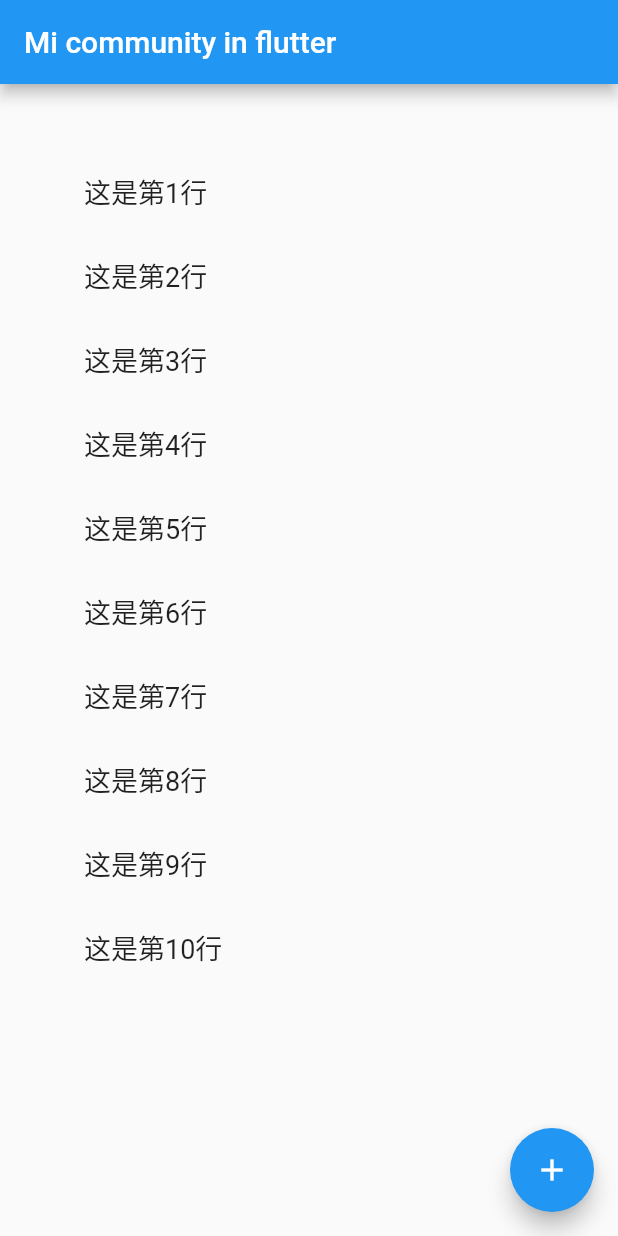
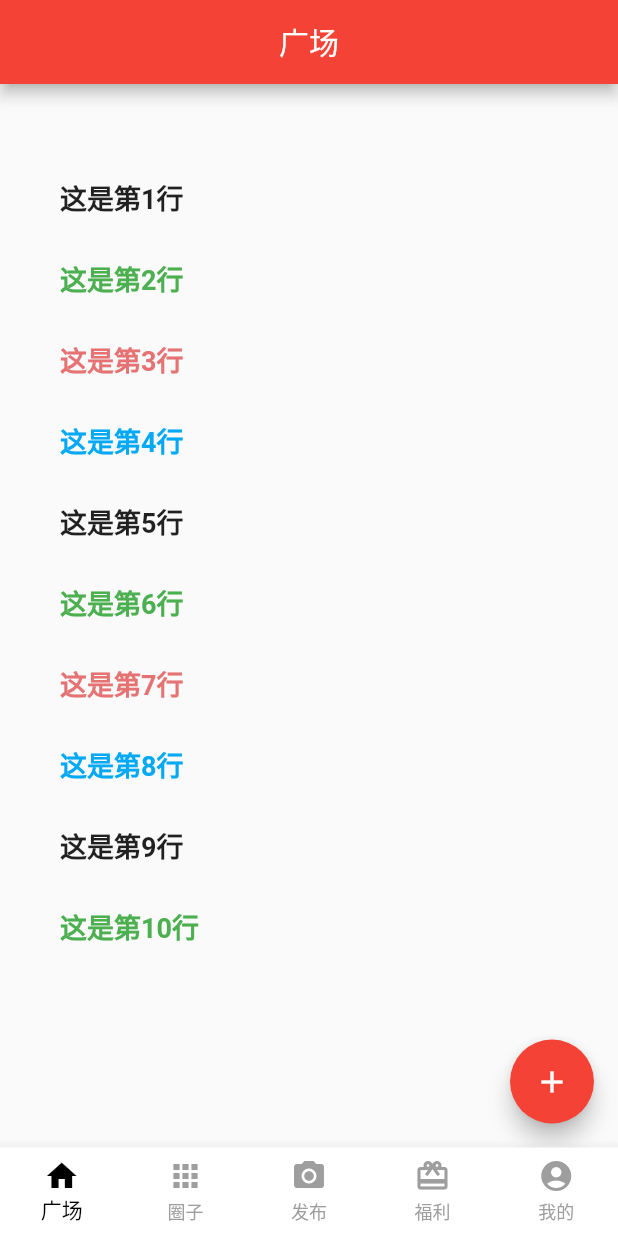
Before and after one commit to AlbertArion/mico_flutter, a Flutter app: the screen it shows after launch, on a phone screen of 412 x 824 dp. Run offline on Flutter 3.47's test engine with Material 2 defaults, Android fonts, the phone set to English and light mode, and no system bars.

Commit message:
[Feature] Support bottom navigation bar & hero anim.
N/A

Signed-off-by: Albert <gaohaoran@xiaomi.com>

```diff
--- a/lib/my_home.dart
+++ b/lib/content/ListContent.dart
@@ -1,12 +1,12 @@
-import 'dart:math';
+import 'package:flutter/cupertino.dart';
+import 'package:flutter/material.dart';
+import 'package:mico_flutter/detail/DetailPage.dart';
 
-import 'package:flutter/material.dart';
-
-class MyHomePage extends StatefulWidget {
+class ListContent extends StatefulWidget {
   final String title;
   final List<String> listData;
 
-  MyHomePage({Key key, this.title, this.listData}) : super(key: key);
+  ListContent({Key key, this.title, this.listData}) : super(key: key);
 
   // This widget is the home page of your application. It is stateful, meaning
   // that it has a State object (defined below) that contains fields that affect
@@ -18,10 +18,10 @@ class MyHomePage extends StatefulWidget {
   // always marked "final".
 
   @override
-  _MyHomePageState createState() => _MyHomePageState(listData);
+  _ListPageState createState() => _ListPageState(listData);
 }
 
-class _MyHomePageState extends State<MyHomePage> {
+class _ListPageState extends State<ListContent> {
   final textColor = [
     Colors.black87,
     Colors.green,
@@ -33,7 +33,7 @@ class _MyHomePageState extends State<MyHomePage> {
 
   var showDialog = false;
 
-  _MyHomePageState(this.listData);
+  _ListPageState(this.listData);
 
   void addLineAtLast() {
     setState(() {
@@ -73,29 +73,37 @@ class _MyHomePageState extends State<MyHomePage> {
     // fast, so that you can just rebuild anything that needs updating rather
     // than having to individually change instances of widgets.
     return Scaffold(
-      appBar: AppBar(
-        // Here we take the value from the MyHomePage object that was created by
-        // the App.build method, and use it to set our appbar title.
-        title: Text(widget.title),
-      ),
-
       body: Stack(children: <Widget>[
         ListView.builder(
             itemBuilder: (context, index) {
-              return ListTile(
-                  title: Text(
-                    listData[index],
-                    style: new TextStyle(
-                        height: 2.2,
-                        wordSpacing: 10,
-                        fontSize: 18,
-                        color: textColor[Random.secure().nextInt(4)]),
-                  ),
-                  onLongPress: () {
-                    showDialog = true;
-                    selectedLineIndex = index;
-                    setState(() {});
-                  });
+              final listItem = listData[index];
+              final color = textColor[index % 4];
+              final heroTag = '飞过去$index';
+              return new GestureDetector(
+                onTap: () {
+                  Navigator.push(
+                      context,
+                      new MaterialPageRoute(
+                          builder: (context) =>
+                              new DetailPage('详情页', listItem, heroTag, color)));
+                },
+                onLongPress: () {
+                  showDialog = true;
+                  selectedLineIndex = index;
+                  setState(() {});
+                },
+                child: Hero(
+                    tag: heroTag,
+                    child: Text(
+                      listItem,
+                      style: new TextStyle(
+                          height: 3,
+                          wordSpacing: 10,
+                          fontSize: 18,
+                          fontWeight: FontWeight.bold,
+                          color: color),
+                    )),
+              );
             },
             padding: const EdgeInsets.all(40),
             itemCount: getSize()),
@@ -120,7 +128,6 @@ class _MyHomePageState extends State<MyHomePage> {
 
       floatingActionButton: FloatingActionButton(
         onPressed: addLineAtLast,
-        tooltip: '增加一行',
         child: Icon(Icons.add),
       ), // This trailing comma makes auto-formatting nicer for build methods.
     );
--- /dev/null
+++ b/lib/home/HomePage.dart
@@ -0,0 +1,98 @@
+import 'package:flutter/cupertino.dart';
+import 'package:flutter/material.dart';
+import 'package:mico_flutter/content/ListContent.dart';
+
+class MyHomePage extends StatefulWidget {
+  // This widget is the home page of your application. It is stateful, meaning
+  // that it has a State object (defined below) that contains fields that affect
+  // how it looks.
+
+  // This class is the configuration for the state. It holds the values (in this
+  // case the title) provided by the parent (in this case the App widget) and
+  // used by the build method of the State. Fields in a Widget subclass are
+  // always marked "final".
+
+  @override
+  _MyHomePageState createState() => _MyHomePageState(0);
+}
+
+class _MyHomePageState extends State<MyHomePage> {
+  int currentPage;
+
+  _MyHomePageState(this.currentPage);
+
+  Widget _getCurrentContent() {
+    return ListContent(
+      title: getTitleByIndex(currentPage),
+      listData: List<String>.generate(10, (i) => "这是第${i + 1}行"),
+    );
+  }
+
+  String getTitleByIndex(index) {
+    String result;
+    switch (index) {
+      case 0:
+        result = "广场";
+        break;
+      case 1:
+        result = "圈子";
+        break;
+      case 2:
+        result = "发布";
+        break;
+      case 3:
+        result = "福利";
+        break;
+      case 4:
+        result = "我的";
+        break;
+    }
+    return result;
+  }
+
+  String _getCurrentTitle() {
+    return getTitleByIndex(currentPage);
+  }
+
+  @override
+  Widget build(BuildContext context) {
+    // This method is rerun every time setState is called, for instance as done
+    // by the _incrementCounter method above.
+    //
+    // The Flutter framework has been optimized to make rerunning build methods
+    // fast, so that you can just rebuild anything that needs updating rather
+    // than having to individually change instances of widgets.
+    return Scaffold(
+      appBar: AppBar(
+        // Here we take the value from the MyHomePage object that was created by
+        // the App.build method, and use it to set our appbar title.
+        title: Text(_getCurrentTitle()),
+        centerTitle: true,
+      ),
+      bottomNavigationBar: BottomNavigationBar(
+        type: BottomNavigationBarType.fixed,
+        unselectedItemColor: Colors.grey,
+        selectedItemColor: Colors.black,
+        backgroundColor: Colors.white,
+        items: [
+          BottomNavigationBarItem(
+              icon: Icon(Icons.home), title: const Text('广场')),
+          BottomNavigationBarItem(icon: Icon(Icons.apps), title: Text('圈子')),
+          BottomNavigationBarItem(
+              icon: Icon(Icons.local_see), title: Text('发布')),
+          BottomNavigationBarItem(
+              icon: Icon(Icons.card_giftcard), title: Text('福利')),
+          BottomNavigationBarItem(
+              icon: Icon(Icons.account_circle), title: Text('我的'))
+        ],
+        currentIndex: currentPage,
+        onTap: (index) {
+          setState(() {
+            currentPage = index;
+          });
+        },
+      ),
+      body: _getCurrentContent(),
+    );
+  }
+}
--- /dev/null
+++ b/lib/home/Main.dart
@@ -0,0 +1,26 @@
+import 'package:flutter/material.dart';
+import 'package:mico_flutter/home/HomePage.dart';
+
+void main() => runApp(MyApp());
+
+class MyApp extends StatelessWidget {
+  // This widget is the root of your application.
+  @override
+  Widget build(BuildContext context) {
+    return MaterialApp(
+        title: 'MICO',
+        theme: ThemeData(
+          // This is the theme of your application.
+          //
+          // Try running your application with "flutter run". You'll see the
+          // application has a blue toolbar. Then, without quitting the app, try
+          // changing the primarySwatch below to Colors.green and then invoke
+          // "hot reload" (press "r" in the console where you ran "flutter run",
+          // or simply save your changes to "hot reload" in a Flutter IDE).
+          // Notice that the counter didn't reset back to zero; the application
+          // is not restarted.
+          primarySwatch: Colors.red,
+        ),
+        home: MyHomePage());
+  }
+}
--- a/lib/main.dart
+++ /dev/null
@@ -1,29 +0,0 @@
-import 'package:flutter/material.dart';
-import 'package:mico_flutter/my_home.dart';
-
-void main() => runApp(MyApp());
-
-class MyApp extends StatelessWidget {
-  // This widget is the root of your application.
-  @override
-  Widget build(BuildContext context) {
-    return MaterialApp(
-      title: 'MICO',
-      theme: ThemeData(
-        // This is the theme of your application.
-        //
-        // Try running your application with "flutter run". You'll see the
-        // application has a blue toolbar. Then, without quitting the app, try
-        // changing the primarySwatch below to Colors.green and then invoke
-        // "hot reload" (press "r" in the console where you ran "flutter run",
-        // or simply save your changes to "hot reload" in a Flutter IDE).
-        // Notice that the counter didn't reset back to zero; the application
-        // is not restarted.
-        primarySwatch: Colors.blue,
-      ),
-      home: MyHomePage(
-          title: 'Mi community in flutter',
-          listData: List<String>.generate(10, (i) => "这是第${i + 1}行"))
-    );
-  }
-}
```
Also changed, not shown: lib/detail/DetailPage.dart (added, +40 -0 lines), 3 other files.
